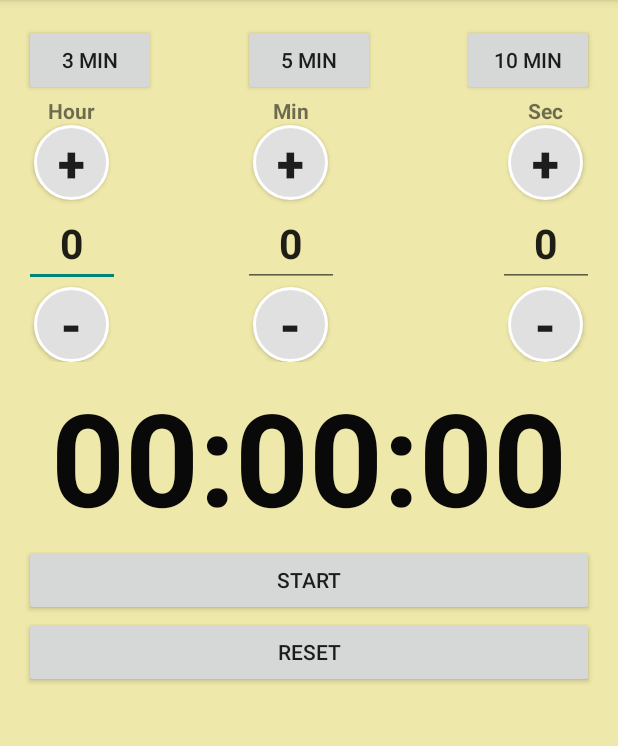
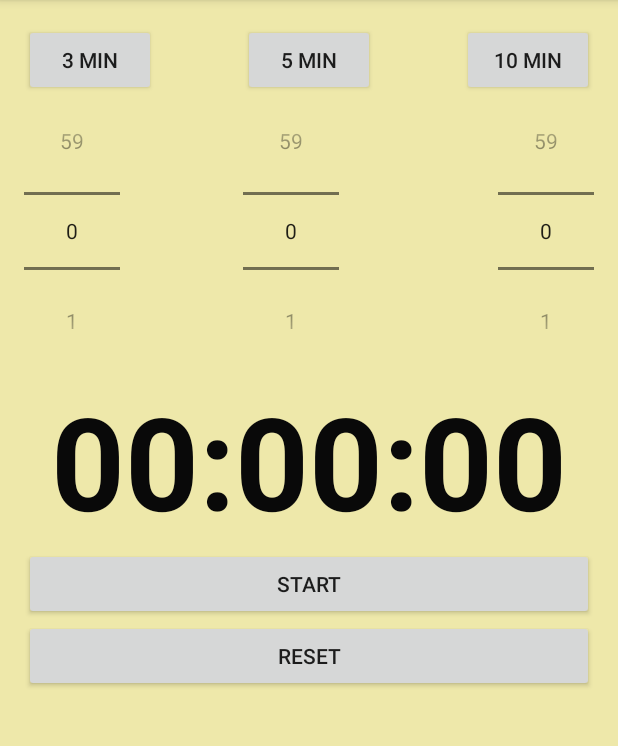
Before and after one commit to rodolfothegreat/AContdownTimer, an Android app: the screen it shows after launch (TimerMainActivity), on a phone screen of 412 x 824 dp, the part 84-830 px from its top. Run offline under Robolectric (Android 15) with nearby library versions, the phone set to English and light mode, and no system bars.

Commit message:
v2..5 Reverting to old GUI

```diff
--- a/app/src/main/java/com/manzana/rde/acontdowntimer/TimerMainActivity.java
+++ b/app/src/main/java/com/manzana/rde/acontdowntimer/TimerMainActivity.java
@@ -34,9 +34,9 @@ import android.widget.Toast;
 
 public class TimerMainActivity extends ActionBarActivity {
 
-    RdeSelectorView npHours;
-    RdeSelectorView npMins;
-    RdeSelectorView npSecs;
+    NumberPicker npHours;
+    NumberPicker npMins;
+    NumberPicker npSecs;
     Button btnStart;
     Button btnReset;
     Button btn3Min;
@@ -56,19 +56,19 @@ public class TimerMainActivity extends ActionBarActivity {
     protected void onCreate(Bundle savedInstanceState) {
         super.onCreate(savedInstanceState);
         setContentView(R.layout.activity_main);
-        npHours = (RdeSelectorView) findViewById(R.id.npHours);
-        npHours.setCaption("Hour");
-        npMins = (RdeSelectorView) findViewById(R.id.npMins);
-        npMins.setCaption("Min");
-        npSecs = (RdeSelectorView) findViewById(R.id.npSecs);
-        npSecs.setCaption("Sec");
-        npSecs.setMax(59);
-    //    npSecs.setWrapSelectorWheel(true);
+        npHours = (NumberPicker) findViewById(R.id.npHours);
+        npMins = (NumberPicker) findViewById(R.id.npMins);
+        npSecs = (NumberPicker) findViewById(R.id.npSecs);
+        npSecs.setMinValue(0);
+        npSecs.setMaxValue(59);
+        //    npSecs.setWrapSelectorWheel(true);
 
-        npMins.setMax(59);
+        npMins.setMinValue(0);
+        npMins.setMaxValue(59);
         //   npMins.setWrapSelectorWheel(false);
 
-        npHours.setMax(59);
+        npHours.setMinValue(0);
+        npHours.setMaxValue(59);
         //    npHours.setWrapSelectorWheel(false);
 
 
@@ -119,7 +119,7 @@ public class TimerMainActivity extends ActionBarActivity {
         int secs = (int) (atime / 1000);
         int mins = secs / 60;
         int hours = mins / 60;
-       // hours = hours % 60;
+        // hours = hours % 60;
         mins = mins % 60;
         secs = secs % 60;
         int msecs = (int)atime % 1000;
@@ -168,7 +168,7 @@ public class TimerMainActivity extends ActionBarActivity {
 
 
             Intent intent = new Intent(RingtoneManager.ACTION_RINGTONE_PICKER);
-            intent.putExtra(RingtoneManager.EXTRA_RINGTONE_TYPE, RingtoneManager.TYPE_NOTIFICATION);
+            intent.putExtra(RingtoneManager.EXTRA_RINGTONE_TYPE, RingtoneManager.TYPE_ALARM);
             intent.putExtra(RingtoneManager.EXTRA_RINGTONE_TITLE, "Select Tone");
 
             if (chosenRingtone.isEmpty())
@@ -355,7 +355,7 @@ public class TimerMainActivity extends ActionBarActivity {
 
 
 
-        }
+    }
 
     private void getAll() {
         SharedPreferences sharedPreferences = this.getSharedPreferences("my_prefs", Activity.MODE_PRIVATE);
@@ -371,9 +371,6 @@ public class TimerMainActivity extends ActionBarActivity {
         this.btnReset.setText(sharedPreferences.getString("btnReset", "Reset")  );
         if (!amRunning)
             tvTime.setText(sharedPreferences.getString("tvTime","00:00:00" ) );
-
-        if (!amRunning)
-            tvTime.setText(sharedPreferences.getString("tvTime","00:00:00" )  );
 
         if ((this.initTime + this.interval < SystemClock.elapsedRealtime() ) && (amRunning)) {
             amRunning = false;
@@ -395,7 +392,7 @@ public class TimerMainActivity extends ActionBarActivity {
     private void saveAll() {
         SharedPreferences sharedPreferences = this.getSharedPreferences("my_prefs", Activity.MODE_PRIVATE);
         SharedPreferences.Editor editor = sharedPreferences.edit().clear();
-        editor.putString("tvTime", this.tvTime.getText().toString());
+
         editor.putLong("initTime", this.initTime);
         editor.putLong("interval", this.interval);
         editor.putBoolean("amRunning", this.amRunning);
@@ -405,9 +402,7 @@ public class TimerMainActivity extends ActionBarActivity {
         editor.putString("btnStart", this.btnStart.getText().toString());
         editor.putString("btnReset", this.btnReset.getText().toString() );
         editor.putString("chosenRingtone", this.chosenRingtone);
-
         editor.putString("tvTime", this.tvTime.getText().toString());
-
         editor.commit();
 
     }
@@ -458,7 +453,7 @@ public class TimerMainActivity extends ActionBarActivity {
         float dpWidth = displayMetrics.widthPixels ;
         float awidth = dpWidth;
         if (awidth > dpHeight) {
-        //    awidth = dpHeight;
+            //    awidth = dpHeight;
             awidth = awidth / 2;
         }
         int desiredWidth =   (int) (afactor *  awidth);
--- a/app/src/main/res/layout-land/activity_main.xml
+++ b/app/src/main/res/layout-land/activity_main.xml
@@ -47,6 +47,43 @@
             </Button>
         </LinearLayout>
 
+        <LinearLayout
+            android:orientation="horizontal"
+            android:layout_width="match_parent"
+            android:layout_height="wrap_content"
+            android:paddingTop="5dp"
+            android:paddingBottom="5dp"
+            android:gravity="center|fill_horizontal">
+
+            <TextView
+                android:layout_width="wrap_content"
+                android:layout_height="wrap_content"
+                android:text="Hours"
+                android:layout_gravity="center_horizontal"
+                android:gravity="center"
+                android:layout_weight="1"
+                android:id="@+id/textView1"/>
+
+            <TextView
+                android:layout_width="wrap_content"
+                android:layout_height="wrap_content"
+                android:text="Mins"
+                android:layout_gravity="fill_horizontal|center_horizontal|bottom|right"
+                android:layout_weight="1"
+                android:gravity="center"
+                android:id="@+id/textView2" />
+            <TextView
+                android:layout_width="wrap_content"
+                android:layout_height="wrap_content"
+                android:text="Secs"
+                android:layout_gravity="center_horizontal"
+                android:layout_weight="1"
+                android:gravity="center"
+                android:id="@+id/textView3"
+                android:textAlignment="center" />
+
+        </LinearLayout>
+
 
         <LinearLayout
             android:orientation="horizontal"
@@ -55,25 +92,22 @@
             android:paddingTop="5dp"
             android:paddingBottom="5dp"
             android:gravity="center|fill_horizontal">
-            <view
+            <NumberPicker
                 android:layout_width="wrap_content"
                 android:layout_height="wrap_content"
-                class="com.manzana.rde.acontdowntimer.RdeSelectorView"
                 android:id="@+id/npHours"
                 android:layout_weight="1"
                 android:orientation="vertical" />
 
-            <view
+            <NumberPicker
                 android:layout_width="wrap_content"
                 android:layout_height="wrap_content"
-                class="com.manzana.rde.acontdowntimer.RdeSelectorView"
                 android:layout_weight="1"
                 android:id="@+id/npMins" />
 
-            <view
+            <NumberPicker
                 android:layout_width="wrap_content"
                 android:layout_height="wrap_content"
-                class="com.manzana.rde.acontdowntimer.RdeSelectorView"
                 android:layout_weight="1"
                 android:id="@+id/npSecs" />
 
--- a/app/src/main/res/layout/activity_main.xml
+++ b/app/src/main/res/layout/activity_main.xml
@@ -1,6 +1,5 @@
 <RelativeLayout xmlns:android="http://schemas.android.com/apk/res/android"
     xmlns:tools="http://schemas.android.com/tools" android:layout_width="match_parent"
-    xmlns:custom="http://schemas.android.com/apk/res-auto"
     android:layout_height="match_parent" android:paddingLeft="@dimen/activity_horizontal_margin"
     android:paddingRight="@dimen/activity_horizontal_margin"
     android:paddingTop="@dimen/activity_vertical_margin"
@@ -35,33 +34,30 @@
         android:layout_alignParentEnd="false" />
 
 
-    <view
+    <NumberPicker
         android:layout_width="wrap_content"
         android:layout_height="wrap_content"
         android:id="@+id/npHours"
         android:layout_below="@+id/btn3Min"
         android:layout_alignLeft="@+id/btn3Min"
         android:layout_alignStart="@+id/btn3Min"
-        class="com.manzana.rde.acontdowntimer.RdeSelectorView"
         android:orientation="vertical" />
 
-    <view
+    <NumberPicker
         android:layout_width="wrap_content"
         android:layout_height="wrap_content"
         android:id="@+id/npMins"
         android:layout_alignTop="@+id/npHours"
         android:layout_alignLeft="@+id/btn5Min"
-        class="com.manzana.rde.acontdowntimer.RdeSelectorView"
         android:layout_alignStart="@+id/btn5Min" />
 
-    <view
+    <NumberPicker
         android:layout_width="wrap_content"
         android:layout_height="wrap_content"
         android:id="@+id/npSecs"
         android:layout_alignTop="@+id/npMins"
         android:layout_alignParentRight="true"
         android:layout_alignParentEnd="true"
-        class="com.manzana.rde.acontdowntimer.RdeSelectorView"
         android:measureWithLargestChild="true" />
 
     <LinearLayout
```
Also changed, not shown: 1 other file.
